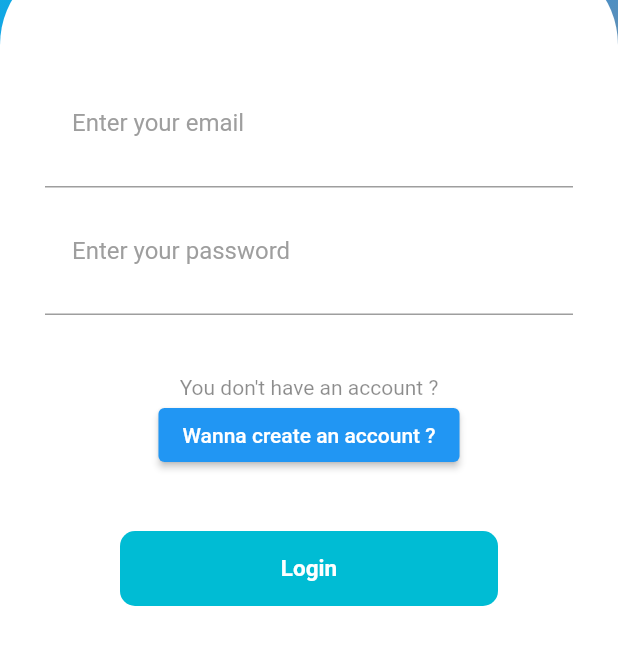
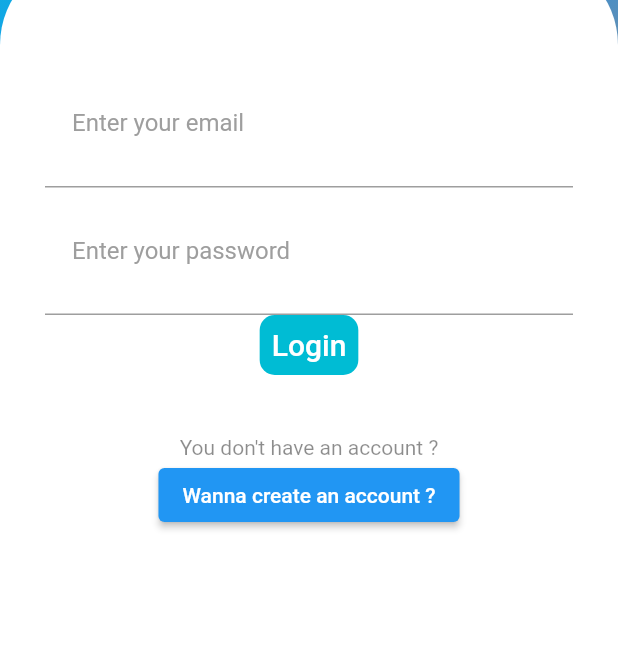
Before and after one commit to salemgzouni/gstock, a Flutter app: the screen it shows after launch, after a tap on "Already have an account ?", on a phone screen of 412 x 824 dp, the part 342-1007 px from its top. Run offline on Flutter 3.47's test engine with Material 2 defaults, Android fonts, the phone set to English and light mode, and no system bars; our stand-ins replace sqflite; missing offline and left inert: sqfentity_gen; accounts and stored records are empty.

Commit message:
Merge remote-tracking branch 'origin/main'

```diff
--- a/lib/Models/Admin.dart
+++ b/lib/Models/Admin.dart
@@ -39,9 +39,6 @@ class Admin{
   //convert Admin Object to Map Object
   Map<String, dynamic> toMap() {
     var map = new Map<String, dynamic>();
-    if(_id!=null){
-      map["id"] = id;
-    }
     map["nom"] = nom;
     map["prenom"] = prenom;
     map["email"] = email;
--- a/lib/Pages/LoginPage.dart
+++ b/lib/Pages/LoginPage.dart
@@ -1,6 +1,6 @@
 import 'package:flutter/material.dart';
-import 'package:gstock/components/Header.dart';
-import 'package:gstock/components/InputWrapper.dart';
+import 'package:gstock/components/LoginComponents/Header.dart';
+import 'package:gstock/components/LoginComponents/InputWrapper.dart';
 import '';
 class LoginPage extends StatelessWidget {
   const LoginPage({Key? key}) : super(key: key);
--- a/lib/components/Button.dart
+++ /dev/null
@@ -1,26 +0,0 @@
-import 'package:flutter/material.dart';
-
-class Button extends StatelessWidget {
-
-  @override
-  Widget build(BuildContext context) {
-    return Container(
-      height: 50,
-      margin: EdgeInsets.symmetric(horizontal: 50),
-      decoration: BoxDecoration(
-        color: Colors.cyan[500],
-        borderRadius: BorderRadius.circular(10),
-      ),
-      child: Center(
-        child: Text("Login",style: TextStyle(
-          color:Colors.white,
-          fontSize: 15,
-          fontWeight: FontWeight.bold,
-        ),
-        ),
-      ),
-
-    );
-
-  }
-}
--- a/lib/components/InputField.dart
+++ /dev/null
@@ -1,45 +0,0 @@
-import 'package:flutter/material.dart';
-
-class InputField extends StatelessWidget {
-
-  @override
-  Widget build(BuildContext context) {
-    return Column(
-      children: <Widget>[
-        Container(
-          padding: EdgeInsets.all(18),
-          decoration: BoxDecoration(
-            border: Border(
-              bottom: BorderSide(color: Colors.grey)
-            )
-          ),
-          child: TextField(
-            decoration: InputDecoration(
-              hintText: "Enter your email",
-              hintStyle:TextStyle(color: Colors.grey),
-              border: InputBorder.none
-            ),
-          ),
-        ),
-        Container(
-          padding: EdgeInsets.all(18),
-          decoration: BoxDecoration(
-              border: Border(
-                  bottom: BorderSide(color: Colors.grey)
-              )
-          ),
-          child: TextField(
-            obscureText: true,
-            decoration: InputDecoration(
-
-                hintText: "Enter your password",
-                hintStyle:TextStyle(color: Colors.grey),
-                border: InputBorder.none
-            ),
-          ),
-        ),
-
-      ],
-    );
-  }
-}
--- /dev/null
+++ b/lib/components/LoginComponents/InputField.dart
@@ -0,0 +1,76 @@
+import 'package:flutter/material.dart';
+import 'package:gstock/Data/admin_operations.dart';
+import 'package:gstock/Pages/home_page.dart';
+
+class InputField extends StatelessWidget {
+
+  final _myEmailController = TextEditingController();
+  final _myPwdController = TextEditingController();
+
+  AdminOperations adminOperations=AdminOperations();
+
+  @override
+  Widget build(BuildContext context) {
+    return Column(
+      children: <Widget>[
+        Container(
+          padding: EdgeInsets.all(18),
+          decoration: BoxDecoration(
+            border: Border(
+              bottom: BorderSide(color: Colors.grey)
+            )
+          ),
+          child: TextField(
+            controller: _myEmailController,
+            decoration: InputDecoration(
+              hintText: "Enter your email",
+              hintStyle:TextStyle(color: Colors.grey),
+              border: InputBorder.none
+            ),
+          ),
+        ),
+        Container(
+          padding: EdgeInsets.all(18),
+          decoration: BoxDecoration(
+              border: Border(
+                  bottom: BorderSide(color: Colors.grey)
+              )
+          ),
+          child: TextField(
+            obscureText: true,
+            controller: _myPwdController,
+            decoration: InputDecoration(
+                hintText: "Enter your password",
+                hintStyle:TextStyle(color: Colors.grey),
+                border: InputBorder.none
+            ),
+          ),
+        ),
+        Container(
+          height: 40,
+          margin: EdgeInsets.symmetric(horizontal: 50),
+          decoration: BoxDecoration(
+            color: Colors.cyan[500],
+            borderRadius: BorderRadius.circular(10),
+          ),
+          child: TextButton(
+            onPressed: () {
+              if(adminOperations.searchAdminByEmailMdp(_myEmailController.text, _myPwdController.text)==true){
+                Navigator.push(
+                  context,MaterialPageRoute(builder: (context) => HomePage()),
+                );
+              }else{
+                ScaffoldMessenger.of(context).showSnackBar(SnackBar(
+                    content: Text("invalid credentials !")));
+              }
+            },
+            child: Text(
+              'Login',
+              style: TextStyle(color: Colors.white, fontSize: 20),
+            ),
+          ),
+        )
+      ],
+    );
+  }
+}
--- a/lib/components/InputWrapper.dart
+++ b/lib/components/LoginComponents/InputWrapper.dart
@@ -2,8 +2,6 @@ import 'package:flutter/material.dart';
 
 import 'package:gstock/Pages/RegisterPage.dart';
 
-
-import 'Button.dart';
 import 'InputField.dart';
 
 class InputWrapper extends StatelessWidget {
@@ -40,7 +38,6 @@ class InputWrapper extends StatelessWidget {
             ),
           ),
           SizedBox(height: 40,),
-          Button()
         ],
       ),
     );
--- a/lib/components/RegisterComponents/InputField.dart
+++ b/lib/components/RegisterComponents/InputField.dart
@@ -45,7 +45,6 @@ AdminOperations adminOperations=AdminOperations();
           ),
           child: TextField(
             controller: _myPrenomController,
-            obscureText: true,
             decoration: InputDecoration(
 
                 hintText: "Prenom",
@@ -100,10 +99,11 @@ AdminOperations adminOperations=AdminOperations();
               final admin=Admin(
                 _myNameController.text, _myPrenomController.text, _myEmailController.text,_myPwdController.text);
               adminOperations.createAdmin(admin);
+
            },
            child: Text(
-             'Login',
-             style: TextStyle(color: Colors.white, fontSize: 25),
+             'Register',
+             style: TextStyle(color: Colors.white, fontSize: 20),
            ),
          ),
     ),
--- a/lib/components/RegisterComponents/InputWrapper.dart
+++ b/lib/components/RegisterComponents/InputWrapper.dart
@@ -1,9 +1,6 @@
 import 'package:flutter/material.dart';
 import 'package:gstock/Pages/LoginPage.dart';
 import 'package:flutter/foundation.dart';
-
-
-import 'Button.dart';
 import 'InputField.dart';
 
 class InputWrapper extends StatelessWidget {
```
Also changed, not shown: lib/Data/admin_operations.dart (+10 -5 lines), lib/Data/database_helper.dart (+1 -9 lines), lib/Pages/home_page.dart (added, +35 -0 lines), lib/components/RegisterComponents/Button.dart (deleted, +0 -24 lines), lib/components/LoginComponents/Header.dart (renamed from lib/components/Header.dart).
